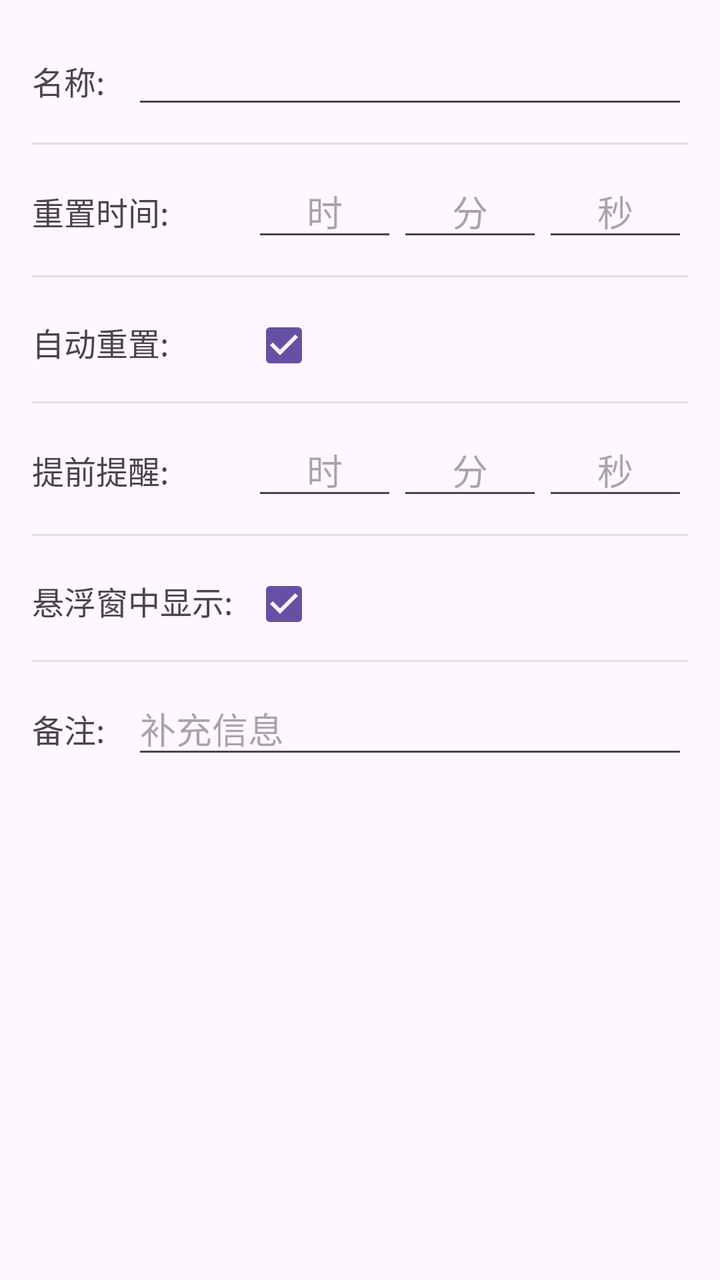
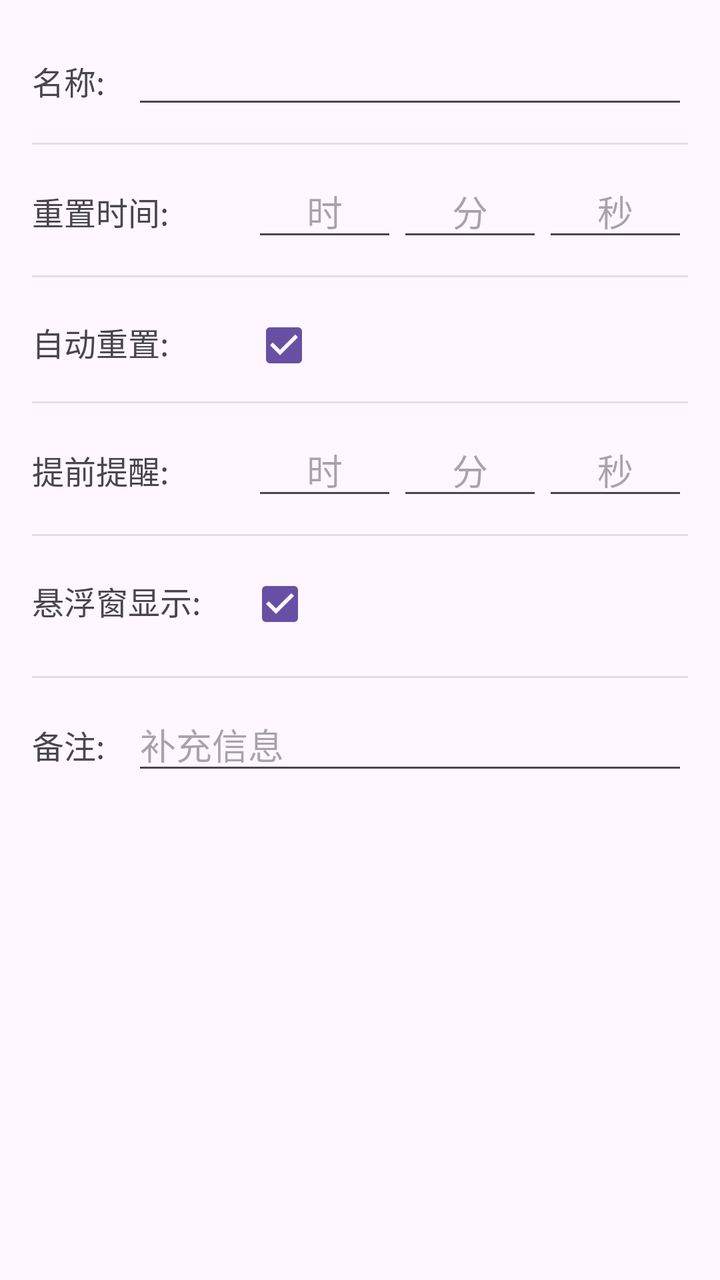

Two renders of the same Android screen: before a commit and after it. Below are the layout's source before the change and the commit's diff.
<!-- AndroidManifest.xml: application theme Theme.Boss -->
<!-- res/layout/input_information.xml -->
<?xml version="1.0" encoding="utf-8"?>
<LinearLayout xmlns:android="http://schemas.android.com/apk/res/android"
    android:layout_width="match_parent"
    android:layout_height="wrap_content"
    android:orientation="vertical"
    android:padding="16dp">

    
    <LinearLayout
        android:layout_width="match_parent"
        android:layout_height="wrap_content"
        android:orientation="horizontal"
        android:layout_marginTop="2dp">
        <TextView
            android:layout_width="50dp"
            android:layout_height="wrap_content"
            android:text="@string/input_name_label"
            android:textSize="16sp" />
        <EditText
            android:id="@+id/input_name"
            android:layout_width="match_parent"
            android:layout_height="wrap_content"
            android:inputType="text"
            android:layout_marginBottom="8dp"/>
    </LinearLayout>

    
    <View
        android:layout_width="match_parent"
        android:layout_height="1dp"
        android:background="#E0E0E0"
        android:layout_marginTop="4dp"
        android:layout_marginBottom="8dp" />

    
    <LinearLayout
        android:layout_width="match_parent"
        android:layout_height="wrap_content"
        android:orientation="horizontal"
        android:layout_marginTop="2dp">
        <TextView
            android:layout_width="110dp"
            android:layout_height="wrap_content"
            android:text="@string/input_reset_time_label"
            android:textSize="16sp" />

        <EditText
            android:id="@+id/spawn_hour"
            android:layout_weight="1"
            android:layout_width="0dp"
            android:layout_height="wrap_content"
            android:inputType="number"
            android:layout_marginBottom="8dp"
            android:gravity="center"
            android:hint="@string/input_hour_hint"/>

        <EditText
            android:id="@+id/spawn_minute"
            android:layout_weight="1"
            android:layout_width="0dp"
            android:layout_height="wrap_content"
            android:inputType="number"
            android:layout_marginBottom="8dp"
            android:gravity="center"
            android:hint="@string/input_minute_hint"/>

        <EditText
            android:id="@+id/spawn_second"
            android:layout_weight="1"
            android:layout_width="0dp"
            android:layout_height="wrap_content"
            android:inputType="number"
            android:layout_marginBottom="8dp"
            android:gravity="center"
            android:hint="@string/input_second_hint"/>
    </LinearLayout>

    
    <View
        android:layout_width="match_parent"
        android:layout_height="1dp"
        android:background="#E0E0E0"
        android:layout_marginTop="4dp"
        android:layout_marginBottom="8dp" />

    
    <LinearLayout
        android:layout_width="match_parent"
        android:layout_height="wrap_content"
        android:orientation="horizontal"
        android:layout_marginTop="2dp">
        <TextView
            android:layout_width="110dp"
            android:layout_height="wrap_content"
            android:text="@string/input_auto_reset_label"
            android:textSize="16sp"/>

        <CheckBox
            android:id="@+id/chk_auto_reset"
            android:layout_height="wrap_content"
            android:layout_width="wrap_content"
            android:checked="true"/>
    </LinearLayout>

    
    <View
        android:layout_width="match_parent"
        android:layout_height="1dp"
        android:background="#E0E0E0"
        android:layout_marginTop="4dp"
        android:layout_marginBottom="8dp" />

    
    <LinearLayout
        android:layout_width="match_parent"
        android:layout_height="wrap_content"
        android:orientation="horizontal"
        android:layout_marginTop="2dp">
        <TextView
            android:layout_width="110dp"
            android:layout_height="wrap_content"
            android:text="@string/input_advance_notify_label"
            android:textSize="16sp"/>

        <EditText
            android:id="@+id/notify_hour"
            android:layout_weight="1"
            android:layout_width="0dp"
            android:layout_height="wrap_content"
            android:inputType="number"
            android:layout_marginBottom="8dp"
            android:gravity="center"
            android:hint="@string/input_hour_hint"/>

        <EditText
            android:id="@+id/notify_minute"
            android:layout_weight="1"
            android:layout_width="0dp"
            android:layout_height="wrap_content"
            android:inputType="number"
            android:layout_marginBottom="8dp"
            android:gravity="center"
            android:hint="@string/input_minute_hint"/>

        <EditText
            android:id="@+id/notify_second"
            android:layout_weight="1"
            android:layout_width="0dp"
            android:layout_height="wrap_content"
            android:inputType="number"
            android:layout_marginBottom="8dp"
            android:gravity="center"
            android:hint="@string/input_second_hint"/>
    </LinearLayout>

    
    <View
        android:layout_width="match_parent"
        android:layout_height="1dp"
        android:background="#E0E0E0"
        android:layout_marginTop="4dp"
        android:layout_marginBottom="8dp" />

    
    <LinearLayout
        android:layout_width="match_parent"
        android:layout_height="wrap_content"
        android:orientation="horizontal"
        android:layout_marginTop="2dp">
        <TextView
            android:layout_width="110dp"
            android:layout_height="wrap_content"
            android:text="@string/input_show_in_float_label"
            android:textSize="16sp"/>

        <CheckBox
            android:id="@+id/chk_show_in_float"
            android:layout_height="wrap_content"
            android:layout_width="wrap_content"
            android:checked="true"/>
    </LinearLayout>

    
    <View
        android:layout_width="match_parent"
        android:layout_height="1dp"
        android:background="#E0E0E0"
        android:layout_marginTop="4dp"
        android:layout_marginBottom="8dp" />

    
    <LinearLayout
        android:layout_width="match_parent"
        android:layout_height="wrap_content"
        android:orientation="horizontal"
        android:layout_marginTop="2dp">
        <TextView
            android:layout_width="50dp"
            android:layout_height="wrap_content"
            android:text="@string/input_extra_label"
            android:textSize="16sp" />
        <EditText
            android:id="@+id/input_extra"
            android:layout_width="match_parent"
            android:layout_height="wrap_content"
            android:inputType="textMultiLine"
            android:hint="@string/edit_extra_hint"
            android:layout_marginBottom="8dp"/>
    </LinearLayout>

</LinearLayout>
<!-- resources referenced by this layout -->
<resources>
  <string name="edit_extra_hint">补充信息</string>
  <string name="input_advance_notify_label">提前提醒:</string>
  <string name="input_auto_reset_label">自动重置:</string>
  <string name="input_extra_label">备注:</string>
  <string name="input_hour_hint">时</string>
  <string name="input_minute_hint">分</string>
  <string name="input_name_label">名称:</string>
  <string name="input_reset_time_label">重置时间:</string>
  <string name="input_second_hint">秒</string>
  <string name="input_show_in_float_label">悬浮窗中显示:</string>
  <style name="Theme.Boss" parent="Base.Theme.Boss" />
  <style name="Base.Theme.Boss" parent="Theme.Material3.DayNight.NoActionBar">
          
          
      </style>
</resources>

<!-- the commit's change to res/layout/input_information.xml (unified diff, before → after) -->
@@ -164,20 +164,21 @@
     
     <LinearLayout
         android:layout_width="match_parent"
-        android:layout_height="wrap_content"
-        android:orientation="horizontal"
-        android:layout_marginTop="2dp">
-        <TextView
-            android:layout_width="110dp"
+        android:layout_height="56dp"
+        android:layout_marginTop="2dp"
+        android:orientation="horizontal">
+
+        <TextView
+            android:layout_width="108dp"
             android:layout_height="wrap_content"
             android:text="@string/input_show_in_float_label"
-            android:textSize="16sp"/>
+            android:textSize="16sp" />
 
         <CheckBox
             android:id="@+id/chk_show_in_float"
-            android:layout_height="wrap_content"
             android:layout_width="wrap_content"
-            android:checked="true"/>
+            android:layout_height="wrap_content"
+            android:checked="true" />
     </LinearLayout>
 
     
<!-- resource entries referenced after the edit -->
@@ -9,7 +9,7 @@
   <string name="input_name_label">名称:</string>
   <string name="input_reset_time_label">重置时间:</string>
   <string name="input_second_hint">秒</string>
-  <string name="input_show_in_float_label">悬浮窗中显示:</string>
+  <string name="input_show_in_float_label">悬浮窗显示:</string>
   <style name="Theme.Boss" parent="Base.Theme.Boss" />
   <style name="Base.Theme.Boss" parent="Theme.Material3.DayNight.NoActionBar">
           
